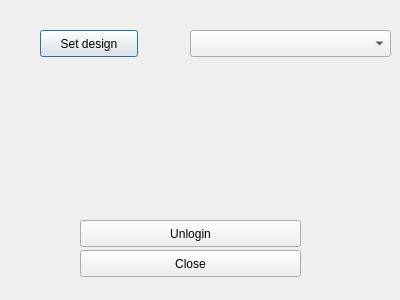
This is options.ui in olegrok/Messenger as Qt 5 draws it before an edit. The edited form follows.
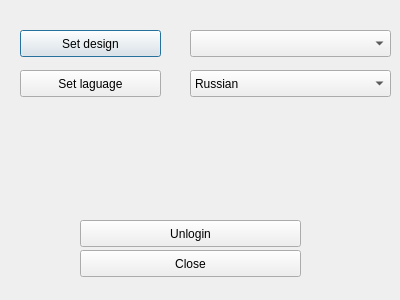
This is the edited form.

Commit message: added languages: Russian & English; fixed sigsegv after logout

What changed in the file:
```diff
--- a/options.ui
+++ b/options.ui
@@ -16,9 +16,9 @@
   <widget class="QPushButton" name="pushButton">
    <property name="geometry">
     <rect>
-     <x>40</x>
+     <x>20</x>
      <y>30</y>
-     <width>98</width>
+     <width>141</width>
      <height>27</height>
     </rect>
    </property>
@@ -62,6 +62,39 @@
     <string>Close</string>
    </property>
   </widget>
+  <widget class="QPushButton" name="setLang">
+   <property name="geometry">
+    <rect>
+     <x>20</x>
+     <y>70</y>
+     <width>141</width>
+     <height>27</height>
+    </rect>
+   </property>
+   <property name="text">
+    <string>Set laguage</string>
+   </property>
+  </widget>
+  <widget class="QComboBox" name="langList">
+   <property name="geometry">
+    <rect>
+     <x>190</x>
+     <y>70</y>
+     <width>201</width>
+     <height>27</height>
+    </rect>
+   </property>
+   <item>
+    <property name="text">
+     <string>Russian</string>
+    </property>
+   </item>
+   <item>
+    <property name="text">
+     <string>English</string>
+    </property>
+   </item>
+  </widget>
  </widget>
  <resources/>
  <connections/>
```
The commit also changes 13 other files.
